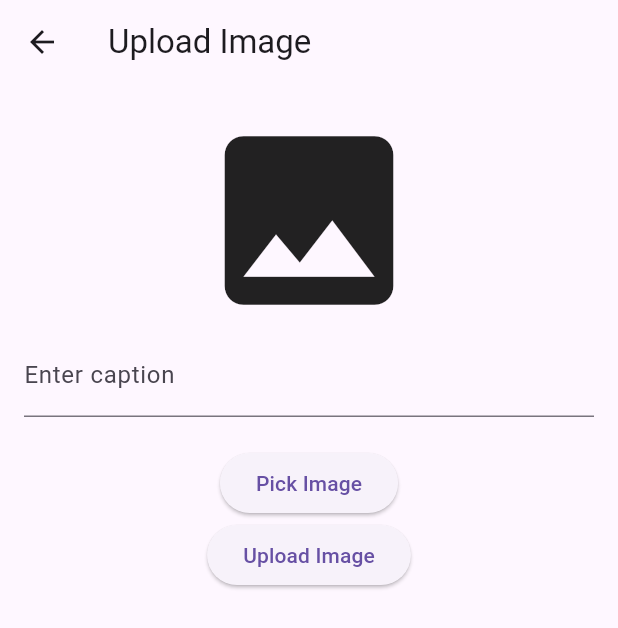
After one commit to piyara99/testapp1, a Flutter app: the ImageUploadPage screen opened directly, after a tap on "Upload Image", on a phone screen of 412 x 824 dp. The commit adds this screen. Shown: the top 628 px of the screen. Run offline on Flutter 3.47's test engine with Material 3 defaults, Android fonts, the light colour scheme and no system bars; our stand-ins replace cloud_firestore, firebase_auth, firebase_core, firebase_storage, fl_chart, image_picker; accounts and stored records are empty.

Commit message:
added image upload page and library page

```diff
--- /dev/null
+++ b/lib/image_upload_page.dart
@@ -0,0 +1,73 @@
+import 'dart:io';
+import 'package:cloud_firestore/cloud_firestore.dart';
+import 'package:firebase_storage/firebase_storage.dart';
+import 'package:flutter/material.dart';
+import 'package:image_picker/image_picker.dart';
+
+class ImageUploadPage extends StatefulWidget {
+  const ImageUploadPage({super.key});
+
+  @override
+  State<ImageUploadPage> createState() => _ImageUploadPageState();
+}
+
+class _ImageUploadPageState extends State<ImageUploadPage> {
+  File? _image;
+  final picker = ImagePicker();
+  final TextEditingController _captionController = TextEditingController();
+
+  Future<void> _pickImage() async {
+    final pickedFile = await picker.pickImage(source: ImageSource.gallery);
+    if (pickedFile != null) {
+      setState(() => _image = File(pickedFile.path));
+    }
+  }
+
+  Future<void> _uploadImage() async {
+    if (_image == null || _captionController.text.isEmpty) return;
+
+    final fileName = DateTime.now().millisecondsSinceEpoch.toString();
+    final ref = FirebaseStorage.instance.ref().child('images/$fileName.jpg');
+    final uploadTask = await ref.putFile(_image!);
+    final imageUrl = await uploadTask.ref.getDownloadURL();
+
+    await FirebaseFirestore.instance.collection('imageLibrary').add({
+      'url': imageUrl,
+      'caption': _captionController.text.trim(),
+      'timestamp': FieldValue.serverTimestamp(),
+    });
+
+    ScaffoldMessenger.of(context).showSnackBar(
+      const SnackBar(content: Text("Image uploaded successfully!")),
+    );
+
+    setState(() {
+      _image = null;
+      _captionController.clear();
+    });
+  }
+
+  @override
+  Widget build(BuildContext context) {
+    return Scaffold(
+      appBar: AppBar(title: const Text('Upload Image')),
+      body: Padding(
+        padding: const EdgeInsets.all(16.0),
+        child: Column(
+          children: [
+            _image != null
+                ? Image.file(_image!, height: 200)
+                : const Icon(Icons.image, size: 150),
+            TextField(
+              controller: _captionController,
+              decoration: const InputDecoration(labelText: "Enter caption"),
+            ),
+            const SizedBox(height: 20),
+            ElevatedButton(onPressed: _pickImage, child: const Text("Pick Image")),
+            ElevatedButton(onPressed: _uploadImage, child: const Text("Upload Image")),
+          ],
+        ),
+      ),
+    );
+  }
+}
--- a/lib/signin.dart
+++ b/lib/signin.dart
@@ -2,7 +2,7 @@ import 'package:firebase_auth/firebase_auth.dart';
 import 'package:flutter/material.dart';
 import 'package:cloud_firestore/cloud_firestore.dart'; // Import Firestore for saving user data
 import 'package:testapp/main_dashboard.dart'; // Import the main dashboard page
-import 'package:testapp/signin.dart'; // Import the sign-in page
+// Import the sign-in page
 
 void main() {
   runApp(const MyApp());
--- a/lib/task_management.dart
+++ b/lib/task_management.dart
@@ -212,8 +212,9 @@ class _TaskManagementPageState extends State<TaskManagementPage> {
                         .where('userId', isEqualTo: userId)
                         .snapshots(),
                 builder: (context, snapshot) {
-                  if (!snapshot.hasData)
+                  if (!snapshot.hasData) {
                     return const Center(child: CircularProgressIndicator());
+                  }
                   final tasks = snapshot.data!.docs;
                   return ListView.builder(
                     itemCount: tasks.length,
```
Also changed, not shown: lib/image_library_page.dart (added, +74 -0 lines).
